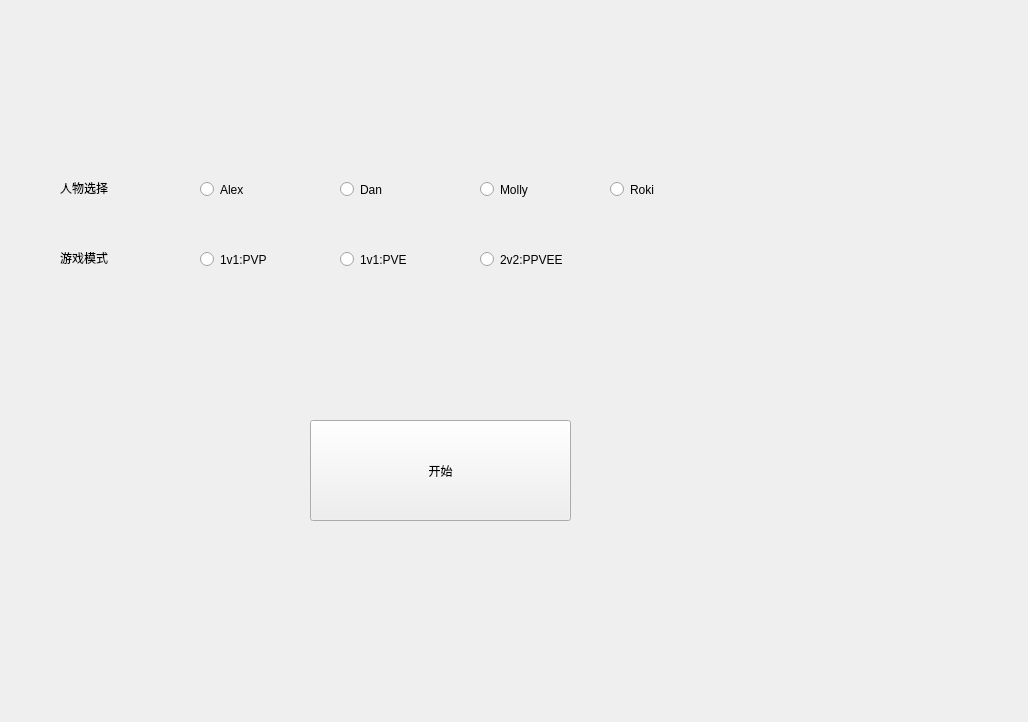
Above: gamepara.ui from SheepOrnot/BoomMan before the change. Below: the same form after it.
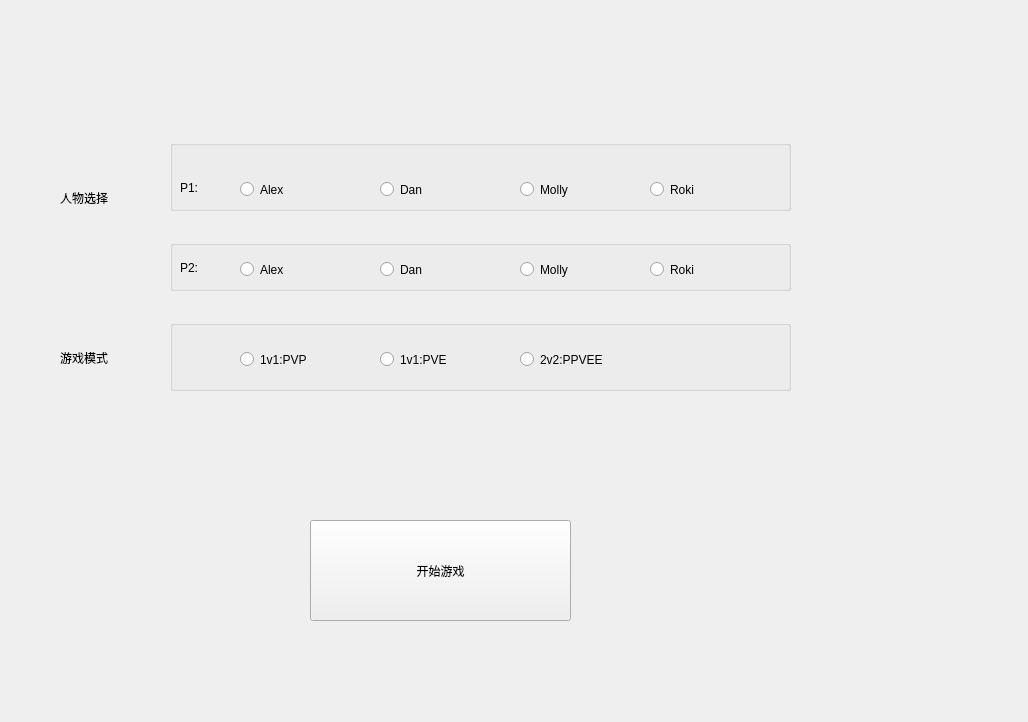
That is the form after the change.

Diff of the .ui file:
```diff
--- a/gamepara.ui
+++ b/gamepara.ui
@@ -13,115 +13,24 @@
   <property name="windowTitle">
    <string>Form</string>
   </property>
-  <widget class="QRadioButton" name="Alex">
-   <property name="geometry">
-    <rect>
-     <x>200</x>
-     <y>180</y>
-     <width>110</width>
-     <height>19</height>
-    </rect>
-   </property>
-   <property name="text">
-    <string>Alex</string>
-   </property>
-  </widget>
-  <widget class="QRadioButton" name="Dan">
-   <property name="geometry">
-    <rect>
-     <x>340</x>
-     <y>180</y>
-     <width>110</width>
-     <height>19</height>
-    </rect>
-   </property>
-   <property name="text">
-    <string>Dan</string>
-   </property>
-  </widget>
-  <widget class="QRadioButton" name="Molly">
-   <property name="geometry">
-    <rect>
-     <x>480</x>
-     <y>180</y>
-     <width>110</width>
-     <height>19</height>
-    </rect>
-   </property>
-   <property name="text">
-    <string>Molly</string>
-   </property>
-  </widget>
-  <widget class="QRadioButton" name="Roki">
-   <property name="geometry">
-    <rect>
-     <x>610</x>
-     <y>180</y>
-     <width>110</width>
-     <height>19</height>
-    </rect>
-   </property>
-   <property name="text">
-    <string>Roki</string>
-   </property>
-  </widget>
   <widget class="QLabel" name="playselect">
    <property name="geometry">
     <rect>
      <x>60</x>
-     <y>180</y>
-     <width>68</width>
-     <height>15</height>
+     <y>190</y>
+     <width>61</width>
+     <height>16</height>
     </rect>
    </property>
    <property name="text">
     <string>人物选择</string>
    </property>
   </widget>
-  <widget class="QRadioButton" name="pp1v1">
-   <property name="geometry">
-    <rect>
-     <x>200</x>
-     <y>250</y>
-     <width>110</width>
-     <height>19</height>
-    </rect>
-   </property>
-   <property name="text">
-    <string>1v1:PVP</string>
-   </property>
-  </widget>
-  <widget class="QRadioButton" name="pe1v1">
-   <property name="geometry">
-    <rect>
-     <x>340</x>
-     <y>250</y>
-     <width>110</width>
-     <height>19</height>
-    </rect>
-   </property>
-   <property name="text">
-    <string>1v1:PVE</string>
-   </property>
-  </widget>
-  <widget class="QRadioButton" name="ppee2v2">
-   <property name="geometry">
-    <rect>
-     <x>480</x>
-     <y>250</y>
-     <width>110</width>
-     <height>19</height>
-    </rect>
-   </property>
-   <property name="text">
-    <string>2v2:PPVEE</string>
-   </property>
-  </widget>
   <widget class="QLabel" name="gamemode">
    <property name="geometry">
     <rect>
      <x>60</x>
-     <y>250</y>
+     <y>350</y>
      <width>68</width>
      <height>15</height>
     </rect>
@@ -134,15 +43,223 @@
    <property name="geometry">
     <rect>
      <x>310</x>
-     <y>420</y>
+     <y>520</y>
      <width>261</width>
      <height>101</height>
     </rect>
    </property>
    <property name="text">
-    <string>开始</string>
+    <string>开始游戏</string>
    </property>
   </widget>
+  <widget class="QGroupBox" name="groupBox">
+   <property name="geometry">
+    <rect>
+     <x>170</x>
+     <y>140</y>
+     <width>621</width>
+     <height>71</height>
+    </rect>
+   </property>
+   <property name="title">
+    <string/>
+   </property>
+   <widget class="QRadioButton" name="Molly">
+    <property name="geometry">
+     <rect>
+      <x>350</x>
+      <y>40</y>
+      <width>110</width>
+      <height>19</height>
+     </rect>
+    </property>
+    <property name="text">
+     <string>Molly</string>
+    </property>
+   </widget>
+   <widget class="QRadioButton" name="Alex">
+    <property name="geometry">
+     <rect>
+      <x>70</x>
+      <y>40</y>
+      <width>110</width>
+      <height>19</height>
+     </rect>
+    </property>
+    <property name="text">
+     <string>Alex</string>
+    </property>
+   </widget>
+   <widget class="QRadioButton" name="Dan">
+    <property name="geometry">
+     <rect>
+      <x>210</x>
+      <y>40</y>
+      <width>110</width>
+      <height>19</height>
+     </rect>
+    </property>
+    <property name="text">
+     <string>Dan</string>
+    </property>
+   </widget>
+   <widget class="QRadioButton" name="Roki">
+    <property name="geometry">
+     <rect>
+      <x>480</x>
+      <y>40</y>
+      <width>110</width>
+      <height>19</height>
+     </rect>
+    </property>
+    <property name="text">
+     <string>Roki</string>
+    </property>
+   </widget>
+   <widget class="QLabel" name="label">
+    <property name="geometry">
+     <rect>
+      <x>10</x>
+      <y>40</y>
+      <width>68</width>
+      <height>15</height>
+     </rect>
+    </property>
+    <property name="text">
+     <string>P1:</string>
+    </property>
+   </widget>
+  </widget>
+  <widget class="QGroupBox" name="groupBox_2">
+   <property name="geometry">
+    <rect>
+     <x>170</x>
+     <y>240</y>
+     <width>621</width>
+     <height>51</height>
+    </rect>
+   </property>
+   <property name="title">
+    <string/>
+   </property>
+   <widget class="QLabel" name="label_2">
+    <property name="geometry">
+     <rect>
+      <x>10</x>
+      <y>20</y>
+      <width>68</width>
+      <height>15</height>
+     </rect>
+    </property>
+    <property name="text">
+     <string>P2:</string>
+    </property>
+   </widget>
+   <widget class="QRadioButton" name="Molly_2">
+    <property name="geometry">
+     <rect>
+      <x>350</x>
+      <y>20</y>
+      <width>110</width>
+      <height>19</height>
+     </rect>
+    </property>
+    <property name="text">
+     <string>Molly</string>
+    </property>
+   </widget>
+   <widget class="QRadioButton" name="Alex_2">
+    <property name="geometry">
+     <rect>
+      <x>70</x>
+      <y>20</y>
+      <width>110</width>
+      <height>19</height>
+     </rect>
+    </property>
+    <property name="text">
+     <string>Alex</string>
+    </property>
+   </widget>
+   <widget class="QRadioButton" name="Roki_2">
+    <property name="geometry">
+     <rect>
+      <x>480</x>
+      <y>20</y>
+      <width>110</width>
+      <height>19</height>
+     </rect>
+    </property>
+    <property name="text">
+     <string>Roki</string>
+    </property>
+   </widget>
+   <widget class="QRadioButton" name="Dan_2">
+    <property name="geometry">
+     <rect>
+      <x>210</x>
+      <y>20</y>
+      <width>110</width>
+      <height>19</height>
+     </rect>
+    </property>
+    <property name="text">
+     <string>Dan</string>
+    </property>
+   </widget>
+  </widget>
+  <widget class="QGroupBox" name="groupBox_3">
+   <property name="geometry">
+    <rect>
+     <x>170</x>
+     <y>320</y>
+     <width>621</width>
+     <height>71</height>
+    </rect>
+   </property>
+   <property name="title">
+    <string/>
+   </property>
+   <widget class="QRadioButton" name="ppee2v2">
+    <property name="geometry">
+     <rect>
+      <x>350</x>
+      <y>30</y>
+      <width>110</width>
+      <height>19</height>
+     </rect>
+    </property>
+    <property name="text">
+     <string>2v2:PPVEE</string>
+    </property>
+   </widget>
+   <widget class="QRadioButton" name="pe1v1">
+    <property name="geometry">
+     <rect>
+      <x>210</x>
+      <y>30</y>
+      <width>110</width>
+      <height>19</height>
+     </rect>
+    </property>
+    <property name="text">
+     <string>1v1:PVE</string>
+    </property>
+   </widget>
+   <widget class="QRadioButton" name="pp1v1">
+    <property name="geometry">
+     <rect>
+      <x>70</x>
+      <y>30</y>
+      <width>110</width>
+      <height>19</height>
+     </rect>
+    </property>
+    <property name="text">
+     <string>1v1:PVP</string>
+    </property>
+   </widget>
+  </widget>
  </widget>
  <resources/>
  <connections/>
```
